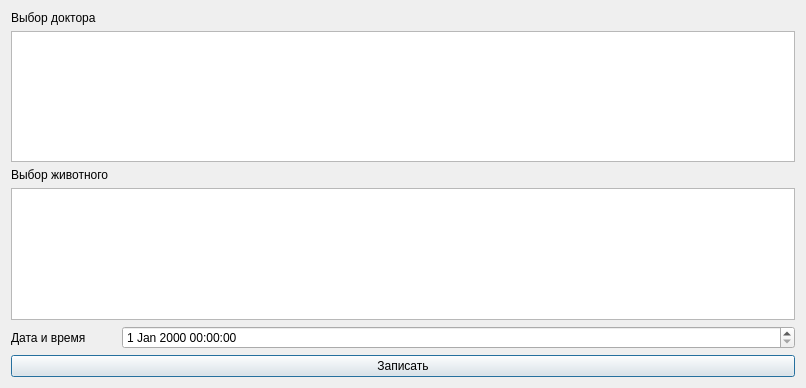
First picture: the form in src/apps/registraturePanel/registervisit.ui, repository Liorkinn/VeterinarClinic, before the edit.
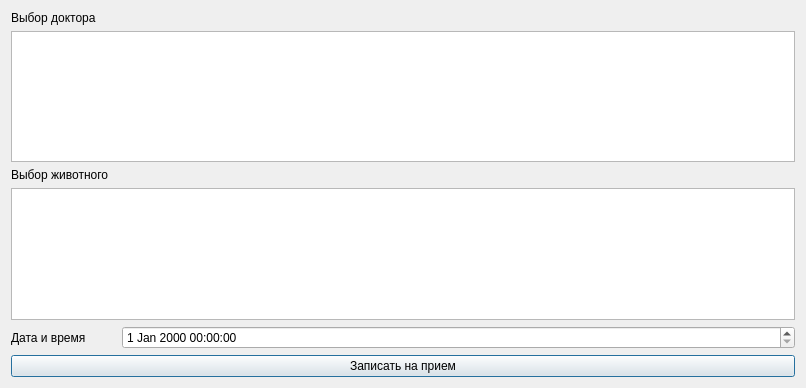
Second picture: the form after the edit.

Patch:
```diff
--- a/src/apps/registraturePanel/registervisit.ui
+++ b/src/apps/registraturePanel/registervisit.ui
@@ -60,8 +60,13 @@
    </item>
    <item>
     <widget class="QPushButton" name="button_registerVisit">
+     <property name="font">
+      <font>
+       <pointsize>9</pointsize>
+      </font>
+     </property>
      <property name="text">
-      <string>Записать</string>
+      <string>Записать на прием</string>
      </property>
     </widget>
    </item>
```
